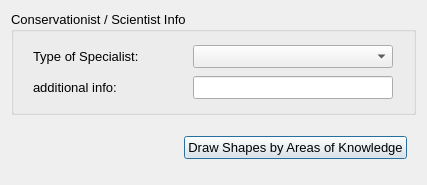
Ecotrust/openoceanmap-desktop, file cobi_loreto/Interview/consscience.ui: the form before one commit.
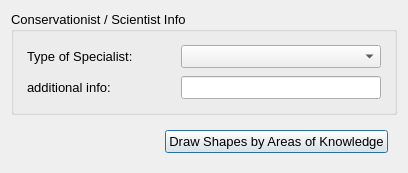
The form after the commit.

Diff of the .ui file:
```diff
--- a/cobi_loreto/Interview/consscience.ui
+++ b/cobi_loreto/Interview/consscience.ui
@@ -6,8 +6,8 @@
    <rect>
     <x>0</x>
     <y>0</y>
-    <width>427</width>
-    <height>185</height>
+    <width>402</width>
+    <height>170</height>
    </rect>
   </property>
   <property name="windowTitle" >
```
Left out of the diff: 24 changed lines with no effect on the pictures.
